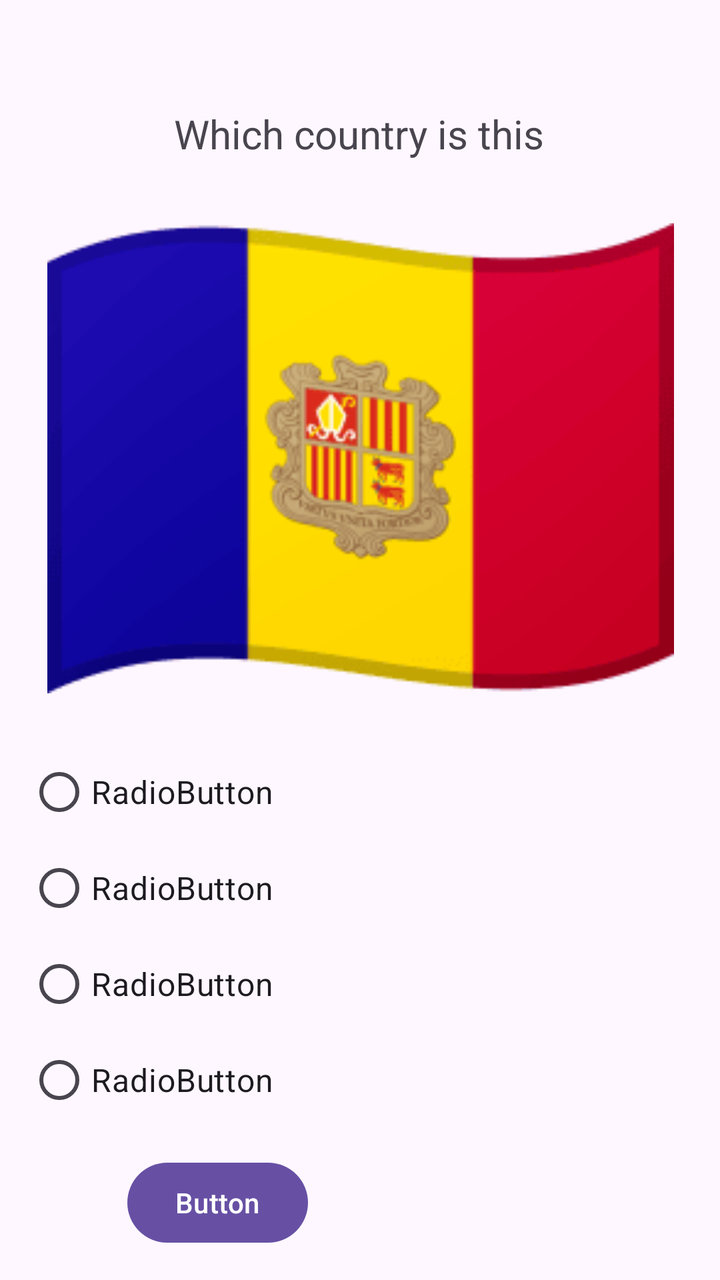
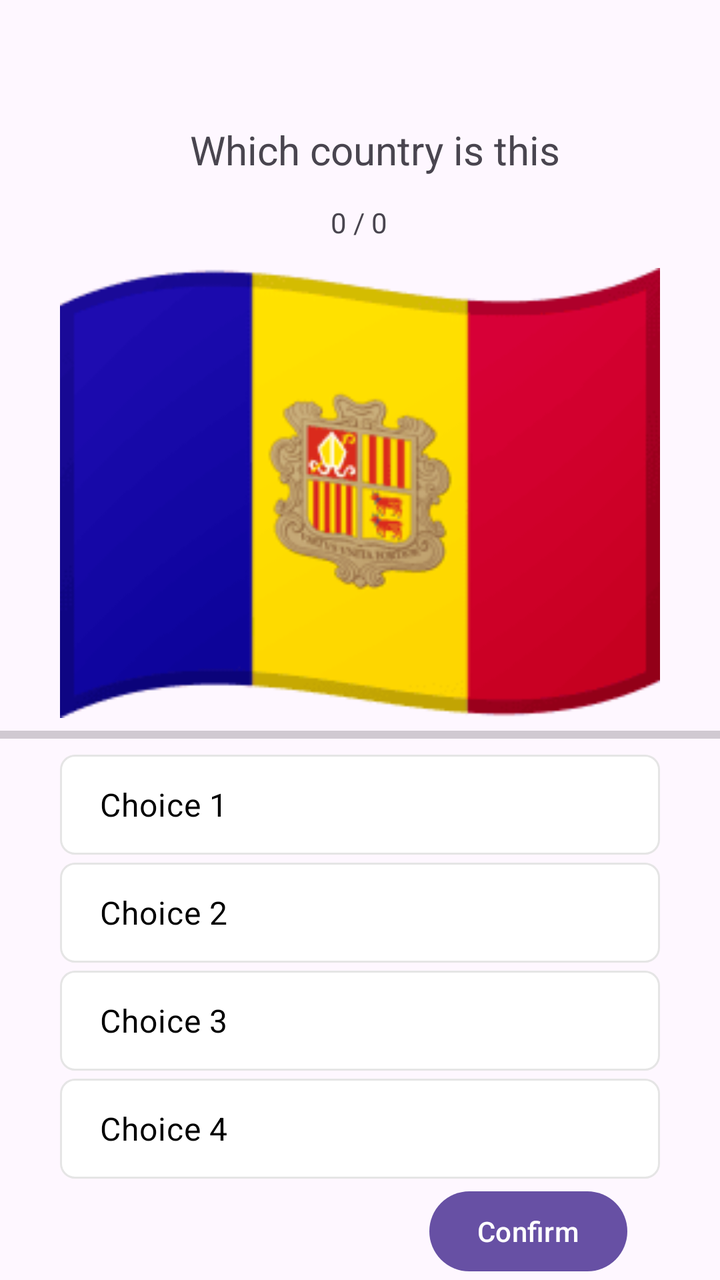

Screens rendered from an Android XML layout before and after an edit, with the pre-edit source and the edit as a unified diff.
<!-- AndroidManifest.xml: application theme Theme.CountriesQuiz -->
<!-- res/layout/activity_questions.xml -->
<?xml version="1.0" encoding="utf-8"?>
<androidx.constraintlayout.widget.ConstraintLayout xmlns:android="http://schemas.android.com/apk/res/android"
    xmlns:app="http://schemas.android.com/apk/res-auto"
    xmlns:tools="http://schemas.android.com/tools"
    android:id="@+id/main"
    android:layout_width="match_parent"
    android:layout_height="match_parent"
    tools:context=".QuestionsActivity">

    <ImageView
        android:id="@+id/flag"
        android:layout_width="333dp"
        android:layout_height="235dp"
        app:layout_constraintBottom_toBottomOf="parent"
        app:layout_constraintEnd_toEndOf="parent"
        app:layout_constraintStart_toStartOf="parent"
        app:layout_constraintTop_toBottomOf="@+id/textView3"
        app:layout_constraintVertical_bias="0.096"
        app:srcCompat="@drawable/ad" />

    <TextView
        android:id="@+id/textView3"
        android:layout_width="wrap_content"
        android:layout_height="wrap_content"
        android:text="@string/question_prompt"
        android:textSize="20sp"
        app:layout_constraintBottom_toBottomOf="parent"
        app:layout_constraintEnd_toEndOf="parent"
        app:layout_constraintHorizontal_bias="0.498"
        app:layout_constraintStart_toStartOf="parent"
        app:layout_constraintTop_toTopOf="parent"
        app:layout_constraintVertical_bias="0.087" />

    <RadioGroup
        android:id="@+id/choicesGroup"
        android:layout_width="333dp"
        android:layout_height="wrap_content"
        app:layout_constraintBottom_toBottomOf="parent"
        app:layout_constraintEnd_toEndOf="parent"
        app:layout_constraintStart_toStartOf="parent"
        app:layout_constraintTop_toBottomOf="@+id/flag"
        app:layout_constraintVertical_bias="0.25">

        <RadioButton
            android:id="@+id/choice1"
            android:layout_width="match_parent"
            android:layout_height="wrap_content"
            android:text="RadioButton"
            android:textSize="16sp" />

        <RadioButton
            android:id="@+id/choice2"
            android:layout_width="match_parent"
            android:layout_height="wrap_content"
            android:text="RadioButton"
            android:textSize="16sp" />

        <RadioButton
            android:id="@+id/choice3"
            android:layout_width="match_parent"
            android:layout_height="wrap_content"
            android:text="RadioButton"
            android:textSize="16sp" />

        <RadioButton
            android:id="@+id/choice4"
            android:layout_width="match_parent"
            android:layout_height="wrap_content"
            android:text="RadioButton"
            android:textSize="16sp" />
    </RadioGroup>

    <Button
        android:id="@+id/next"
        android:layout_width="wrap_content"
        android:layout_height="wrap_content"
        android:text="Button"
        app:layout_constraintBottom_toBottomOf="parent"
        app:layout_constraintEnd_toEndOf="parent"
        app:layout_constraintHorizontal_bias="0.236"
        app:layout_constraintStart_toStartOf="parent"
        app:layout_constraintTop_toBottomOf="@+id/choicesGroup"
        app:layout_constraintVertical_bias="0.476" />

    <TextView
        android:id="@+id/result"
        android:layout_width="wrap_content"
        android:layout_height="wrap_content"
        android:text="TextView"
        android:textSize="16sp"
        android:visibility="invisible"
        app:layout_constraintBottom_toBottomOf="parent"
        app:layout_constraintEnd_toEndOf="parent"
        app:layout_constraintStart_toEndOf="@+id/next"
        app:layout_constraintTop_toBottomOf="@+id/choicesGroup" />
</androidx.constraintlayout.widget.ConstraintLayout>
<!-- resources referenced by this layout -->
<resources>
  <!-- drawable ad: png bitmap (drawable, 6962 bytes) -->
  <string name="question_prompt">Which country is this</string>
  <style name="Theme.CountriesQuiz" parent="Base.Theme.CountriesQuiz" />
  <style name="Base.Theme.CountriesQuiz" parent="Theme.Material3.DayNight.NoActionBar">
          
          
      </style>
</resources>

<!-- the commit's change to res/layout/activity_questions.xml (unified diff, before → after) -->
@@ -5,17 +5,19 @@
     android:id="@+id/main"
     android:layout_width="match_parent"
     android:layout_height="match_parent"
+    android:backgroundTint="@color/white"
     tools:context=".QuestionsActivity">
 
     <ImageView
         android:id="@+id/flag"
-        android:layout_width="333dp"
-        android:layout_height="235dp"
+        android:layout_width="300dp"
+        android:layout_height="225dp"
+        android:contentDescription="@string/questions_hint"
         app:layout_constraintBottom_toBottomOf="parent"
         app:layout_constraintEnd_toEndOf="parent"
         app:layout_constraintStart_toStartOf="parent"
         app:layout_constraintTop_toBottomOf="@+id/textView3"
-        app:layout_constraintVertical_bias="0.096"
+        app:layout_constraintVertical_bias="0.13999999"
         app:srcCompat="@drawable/ad" />
 
     <TextView
@@ -26,14 +28,14 @@
         android:textSize="20sp"
         app:layout_constraintBottom_toBottomOf="parent"
         app:layout_constraintEnd_toEndOf="parent"
-        app:layout_constraintHorizontal_bias="0.498"
+        app:layout_constraintHorizontal_bias="0.542"
         app:layout_constraintStart_toStartOf="parent"
         app:layout_constraintTop_toTopOf="parent"
-        app:layout_constraintVertical_bias="0.087" />
+        app:layout_constraintVertical_bias="0.100000024" />
 
     <RadioGroup
         android:id="@+id/choicesGroup"
-        android:layout_width="333dp"
+        android:layout_width="300dp"
         android:layout_height="wrap_content"
         app:layout_constraintBottom_toBottomOf="parent"
         app:layout_constraintEnd_toEndOf="parent"
@@ -44,29 +46,61 @@
         <RadioButton
             android:id="@+id/choice1"
             android:layout_width="match_parent"
-            android:layout_height="wrap_content"
-            android:text="RadioButton"
+            android:layout_height="50dp"
+            android:layout_marginTop="2dp"
+            android:layout_marginBottom="2dp"
+            android:background="@drawable/regular_radio_button_bg"
+            android:gravity="center_vertical"
+            android:paddingStart="20dp"
+            android:paddingEnd="20dp"
+            android:button="@null"
+            android:text="@string/choice1"
+            android:textColor="@color/black"
             android:textSize="16sp" />
 
         <RadioButton
             android:id="@+id/choice2"
             android:layout_width="match_parent"
-            android:layout_height="wrap_content"
-            android:text="RadioButton"
+            android:layout_height="50dp"
+            android:layout_marginTop="2dp"
+            android:layout_marginBottom="2dp"
+            android:background="@drawable/regular_radio_button_bg"
+            android:gravity="center_vertical"
+            android:paddingStart="20dp"
+            android:paddingEnd="20dp"
+            android:text="@string/choice2"
+            android:button="@null"
+            android:textColor="@color/black"
             android:textSize="16sp" />
 
         <RadioButton
             android:id="@+id/choice3"
             android:layout_width="match_parent"
-            android:layout_height="wrap_content"
-            android:text="RadioButton"
+            android:layout_height="50dp"
+            android:layout_marginTop="2dp"
+            android:layout_marginBottom="2dp"
+            android:background="@drawable/regular_radio_button_bg"
+            android:gravity="center_vertical"
+            android:paddingStart="20dp"
+            android:paddingEnd="20dp"
+            android:text="@string/choice3"
+            android:button="@null"
+            android:textColor="@color/black"
             android:textSize="16sp" />
 
         <RadioButton
             android:id="@+id/choice4"
             android:layout_width="match_parent"
-            android:layout_height="wrap_content"
-            android:text="RadioButton"
+            android:layout_height="50dp"
+            android:layout_marginTop="2dp"
+            android:layout_marginBottom="2dp"
+            android:background="@drawable/regular_radio_button_bg"
+            android:gravity="center_vertical"
+            android:paddingStart="20dp"
+            android:paddingEnd="20dp"
+            android:text="@string/choice4"
+            android:button="@null"
+            android:textColor="@color/black"
             android:textSize="16sp" />
     </RadioGroup>
 
@@ -74,23 +108,35 @@
         android:id="@+id/next"
         android:layout_width="wrap_content"
         android:layout_height="wrap_content"
-        android:text="Button"
+        android:text="@string/confirm"
         app:layout_constraintBottom_toBottomOf="parent"
         app:layout_constraintEnd_toEndOf="parent"
-        app:layout_constraintHorizontal_bias="0.236"
+        app:layout_constraintHorizontal_bias="0.823"
         app:layout_constraintStart_toStartOf="parent"
         app:layout_constraintTop_toBottomOf="@+id/choicesGroup"
-        app:layout_constraintVertical_bias="0.476" />
+        app:layout_constraintVertical_bias="0.486" />
+
+    <ProgressBar
+        android:id="@+id/progressBar"
+        style="?android:attr/progressBarStyleHorizontal"
+        android:layout_width="match_parent"
+        android:layout_height="wrap_content"
+        tools:max="10"
+        tools:progress="5"
+        app:layout_constraintBottom_toTopOf="@+id/choicesGroup"
+        app:layout_constraintEnd_toEndOf="parent"
+        app:layout_constraintStart_toStartOf="parent"
+        app:layout_constraintTop_toBottomOf="@+id/flag" />
 
     <TextView
-        android:id="@+id/result"
+        android:id="@+id/scoreDisplay"
         android:layout_width="wrap_content"
         android:layout_height="wrap_content"
-        android:text="TextView"
-        android:textSize="16sp"
-        android:visibility="invisible"
-        app:layout_constraintBottom_toBottomOf="parent"
+        android:text="@string/_0"
+        app:layout_constraintBottom_toTopOf="@+id/flag"
         app:layout_constraintEnd_toEndOf="parent"
-        app:layout_constraintStart_toEndOf="@+id/next"
-        app:layout_constraintTop_toBottomOf="@+id/choicesGroup" />
+        app:layout_constraintHorizontal_bias="0.498"
+        app:layout_constraintStart_toStartOf="parent"
+        app:layout_constraintTop_toBottomOf="@+id/textView3" />
+
 </androidx.constraintlayout.widget.ConstraintLayout>
<!-- resource entries referenced after the edit -->
@@ -1,10 +1,27 @@
 <!-- resources referenced by this layout -->
 <resources>
+  <color name="black">#FF000000</color>
+  <color name="white">#FFFFFFFF</color>
   <!-- drawable ad: png bitmap (drawable, 6962 bytes) -->
+  <!-- drawable regular_radio_button_bg (drawable) -->
+  <?xml version="1.0" encoding="utf-8"?>
+  <shape android:shape="rectangle" xmlns:android="http://schemas.android.com/apk/res/android">
+      <stroke android:color="#E5E5E5"
+          android:width="1dp"
+          />
+      <corners android:radius="7dp"/>
+      <solid android:color="@color/white"/>
+  </shape>
+  <string name="_0">0 / 0</string>
+  <string name="choice1">Choice 1</string>
+  <string name="choice2">Choice 2</string>
+  <string name="choice3">Choice 3</string>
+  <string name="choice4">Choice 4</string>
+  <string name="confirm">Confirm</string>
   <string name="question_prompt">Which country is this</string>
+  <string name="questions_hint">Questions</string>
   <style name="Theme.CountriesQuiz" parent="Base.Theme.CountriesQuiz" />
   <style name="Base.Theme.CountriesQuiz" parent="Theme.Material3.DayNight.NoActionBar">
-          
           
       </style>
 </resources>
